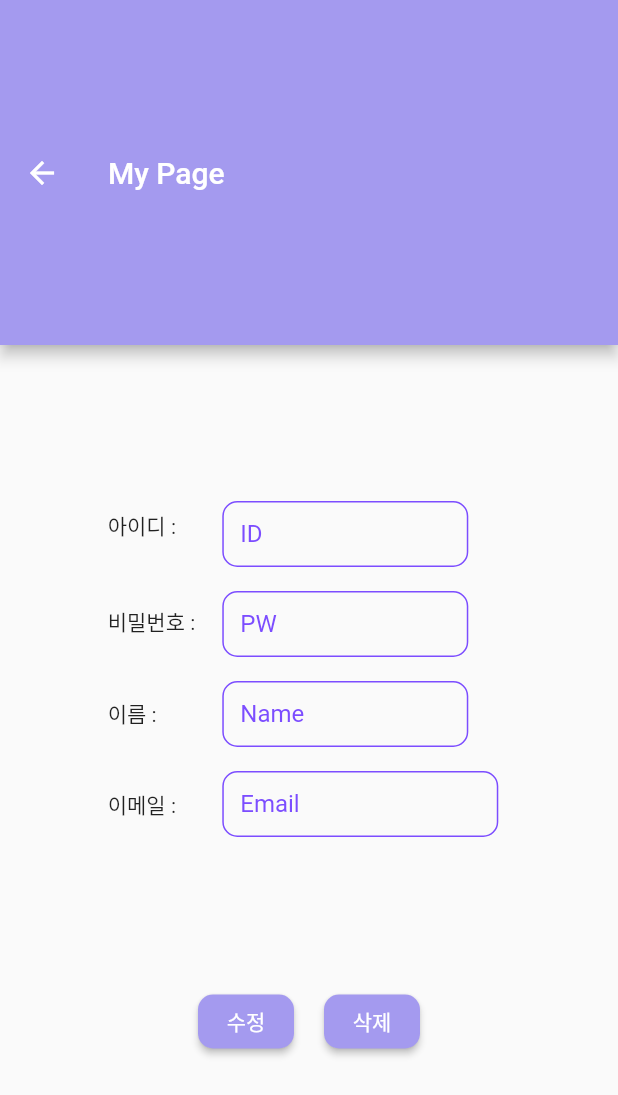
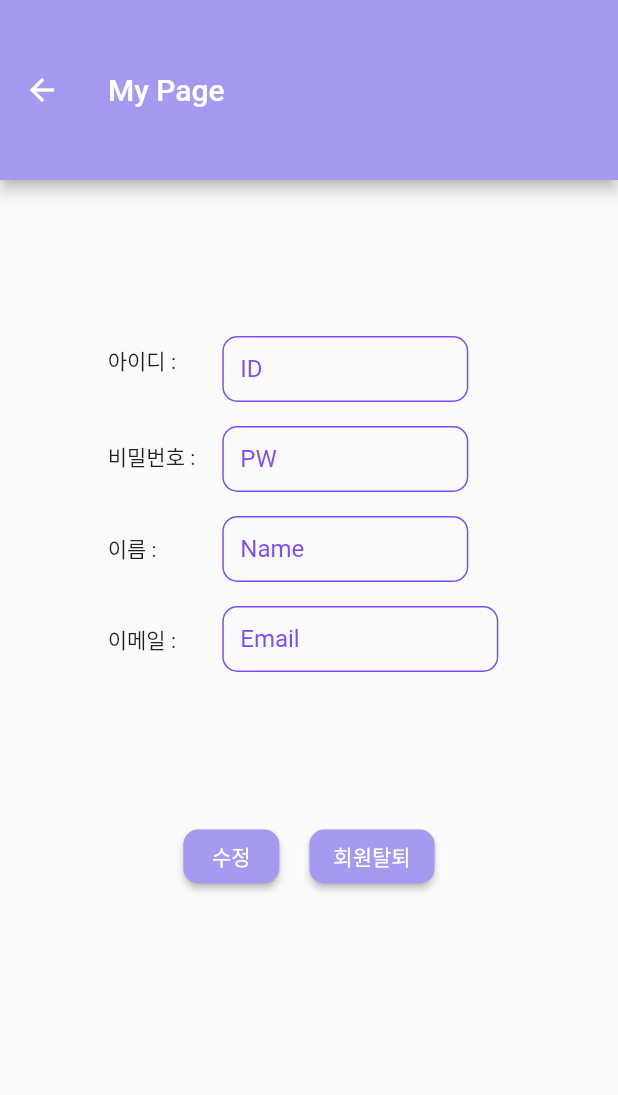
Before and after one commit to Team3Joe/Todolist_semi, a Flutter app: the ListPage screen opened by its route, in the side drawer, after a tap on "My Page", on a phone screen of 412 x 824 dp. Shown: the top 1095 px of the screen. Run offline on Flutter 3.47's test engine with Material 2 defaults, Android fonts, the phone set to English and light mode, and no system bars; network calls fail.

Commit message:
Final_Todolist
Final_Todolist

```diff
--- a/todolist/lib/part_A/siwoong/findID.dart
+++ b/todolist/lib/part_A/siwoong/findID.dart
@@ -70,7 +70,6 @@ class _FindIDState extends State<FindID> {
                     decoration:
                         const InputDecoration(labelText: 'email을 입력하세요.'),
                     keyboardType: TextInputType.text,
-                    obscureText: true,
                     onChanged: (value) {},
                   ),
                   const SizedBox(
--- a/todolist/lib/part_A/siwoong/findMain.dart
+++ b/todolist/lib/part_A/siwoong/findMain.dart
@@ -46,7 +46,7 @@ class _FindMainState extends State<FindMain>
       ),
       bottomNavigationBar: Container(
         color: const Color.fromARGB(255, 164, 154, 239),
-        height: 75,
+        height: 60,
         child: TabBar(
           controller: controller,
           labelColor: Colors.white,
@@ -56,7 +56,7 @@ class _FindMainState extends State<FindMain>
               text: 'ID 찾기',
             ),
             Tab(
-              text: 'PW 재설정',
+              text: 'PW 찾기',
             ),
           ],
         ),
--- a/todolist/lib/part_A/siwoong/loginview.dart
+++ b/todolist/lib/part_A/siwoong/loginview.dart
@@ -40,7 +40,7 @@ class _LoginViewState extends State<LoginView> {
       child: Scaffold(
         appBar: AppBar(
           title: const Text("TO DO LIST"),
-          toolbarHeight: 230,
+          toolbarHeight: 120,
           backgroundColor: const Color.fromARGB(255, 164, 154, 239),
         ),
         body: SingleChildScrollView(
@@ -50,7 +50,7 @@ class _LoginViewState extends State<LoginView> {
               child: Column(
                 children: [
                   const SizedBox(
-                    height: 50,
+                    height: 30,
                   ),
                   const Icon(
                     Icons.emoji_people_sharp,
@@ -100,7 +100,7 @@ class _LoginViewState extends State<LoginView> {
                     child: const Text('Log in'),
                   ),
                   const SizedBox(
-                    height: 30,
+                    height: 20,
                   ),
                   Row(
                     mainAxisAlignment: MainAxisAlignment.center,
--- a/todolist/lib/part_B/GS/myPage.dart
+++ b/todolist/lib/part_B/GS/myPage.dart
@@ -49,10 +49,12 @@ class _MyPageState extends State<MyPage> {
     return Scaffold(
       appBar: AppBar(
         title: const Text("My Page"),
-        toolbarHeight: 230,
+        toolbarHeight: 120,
         backgroundColor: const Color.fromARGB(255, 164, 154, 239),
       ),
-      body: Center(
+      body: SingleChildScrollView(
+        scrollDirection: Axis.vertical,
+        child: Center(
           child: Column(
             children: [
               const SizedBox(
@@ -85,7 +87,9 @@ class _MyPageState extends State<MyPage> {
                       ],
                     ),
                   ),
-                const SizedBox(width: 10,),
+                  const SizedBox(
+                    width: 10,
+                  ),
                   Column(
                     crossAxisAlignment: CrossAxisAlignment.start,
                     children: [
@@ -257,12 +261,13 @@ class _MyPageState extends State<MyPage> {
                         shape: RoundedRectangleBorder(
                             borderRadius: BorderRadius.circular(10))),
                     child: const Text(
-                    '삭제',
+                      '회원탈퇴',
                     ),
                   ),
                 ],
               ),
             ],
+          ),
         ),
       ),
     );
@@ -336,8 +341,8 @@ class _MyPageState extends State<MyPage> {
         context: context,
         builder: (BuildContext context) {
           return AlertDialog(
-            title: const Text('삭제하기'),
-            content: const Text('정말로 삭제하시겠습니까?'),
+            title: const Text('회원 탈퇴'),
+            content: const Text('정말로 탈퇴하시겠습니까?'),
             actions: [
               TextButton(
                 onPressed: () {
@@ -345,7 +350,14 @@ class _MyPageState extends State<MyPage> {
                   Navigator.pop(context);
                   Navigator.pushNamed(context, '/login');
                 },
-                child: const Text("삭제할거임"),
+                child: const Text('예'),
+              ),
+              TextButton(
+                onPressed: () {
+                  Navigator.of(context).pop();
+                  Navigator.pop(context);
+                },
+                child: const Text('아니오'),
               ),
             ],
           );
--- a/todolist/lib/part_C/UY/modify_page.dart
+++ b/todolist/lib/part_C/UY/modify_page.dart
@@ -35,7 +35,7 @@ class _ModifyPageState extends State<ModifyPage> {
             fontSize: 25,
           ),
         ),
-        toolbarHeight: 230,
+        toolbarHeight: 120,
         backgroundColor: const Color.fromARGB(255, 164, 154, 239),
       ),
       body: Center(
@@ -139,8 +139,8 @@ class _ModifyPageState extends State<ModifyPage> {
         context: context,
         builder: (BuildContext ctx) {
           return AlertDialog(
-            title: const Text('입력 결과'),
-            content: const Text('입력이 완료 되었습니다.'),
+            title: const Text('수정 결과'),
+            content: const Text('수정이 완료 되었습니다.'),
             actions: [
               TextButton(
                 onPressed: () {
--- a/todolist/lib/part_C/UY/uy.dart
+++ b/todolist/lib/part_C/UY/uy.dart
@@ -23,6 +23,7 @@ class _ListPageState extends State<ListPage>
   bool falseyo = false;
   late String result;
   late String email;
+  late String comment;
 
   late AnimationController _controller;
   late String id;
@@ -35,6 +36,7 @@ class _ListPageState extends State<ListPage>
     _controller = AnimationController(vsync: this);
     id = Message.userid;
     email = Message.useremail;
+    comment = '';
 
     getJSONData();
   }
@@ -55,7 +57,7 @@ class _ListPageState extends State<ListPage>
             fontSize: 25,
           ),
         ),
-        toolbarHeight: 200,
+        toolbarHeight: 120,
         backgroundColor: const Color.fromARGB(255, 164, 154, 239),
         actions: [
           IconButton(
@@ -69,10 +71,7 @@ class _ListPageState extends State<ListPage>
         child: todolist.isEmpty
             ? const Text(
                 "ToDoList가 비어있습니다. \n\n화면 우측하단의 + 버튼을 눌러 \n\n당신의 ToDoList를 추가하세요.",
-                style: TextStyle(
-                    fontSize: 20,
-                    color: Color.fromARGB(255, 164, 154, 239),
-                    fontWeight: FontWeight.bold),
+                style: TextStyle(fontSize: 20),
               )
             : Padding(
                 padding: const EdgeInsets.all(8.0),
@@ -110,11 +109,12 @@ class _ListPageState extends State<ListPage>
                                           setState(() {
                                             if (value == true) {
                                               todolist[index]['check'] = '0';
-
                                               updateCheckboxAction(index);
+                                              comment = "Mission Clear ;)";
                                             } else {
                                               todolist[index]['check'] = '1';
                                               updateCheckboxAction(index);
+                                              comment = "You Can Do It !";
                                             }
                                           });
                                         },
@@ -159,7 +159,7 @@ class _ListPageState extends State<ListPage>
                   fontSize: 20,
                 ),
               ),
-              accountEmail: Text(email, style: TextStyle(fontSize: 15)),
+              accountEmail: Text(email, style: const TextStyle(fontSize: 15)),
               decoration: const BoxDecoration(
                 color: Color.fromARGB(255, 164, 154, 239),
                 //테두리, 값을 각각 줄 수 있음. all 은 한번에 다 뜸
@@ -184,6 +184,7 @@ class _ListPageState extends State<ListPage>
               ),
               title: const Text('My Page'),
             ),
+
             ListTile(
               onTap: () {
                 _showLogoutDialog(context);
@@ -295,14 +296,14 @@ class _ListPageState extends State<ListPage>
         context: context,
         builder: (BuildContext context) {
           return AlertDialog(
-            title: const Text('수정 결과'),
-            content: const Text('수정이 완료 되었습니다.'),
+            title: const Text('Check Box'),
+            content: Text(comment),
             actions: [
               TextButton(
                 onPressed: () {
                   Navigator.of(context).pop();
                 },
-                child: const Text('OK'),
+                child: Text('OK'),
               ),
             ],
           );
--- a/todolist/lib/part_C/UY/write_page.dart
+++ b/todolist/lib/part_C/UY/write_page.dart
@@ -33,7 +33,7 @@ class _WritePageState extends State<WritePage> {
             fontSize: 25,
           ),
         ),
-        toolbarHeight: 230,
+        toolbarHeight: 120,
         backgroundColor: const Color.fromARGB(255, 164, 154, 239),
       ),
       body: Center(
@@ -90,7 +90,7 @@ class _WritePageState extends State<WritePage> {
         backgroundColor: const Color.fromARGB(255, 164, 154, 239),
         child: const Icon(Icons.arrow_back),
         onPressed: () {
-          //
+          Navigator.pushNamed(context, "/list");
         },
       ),
     );
```
Also changed, not shown: todolist/lib/part_A/SM/signin.dart (+22 -14 lines). Lines whose indentation alone changed are shown as unchanged.
